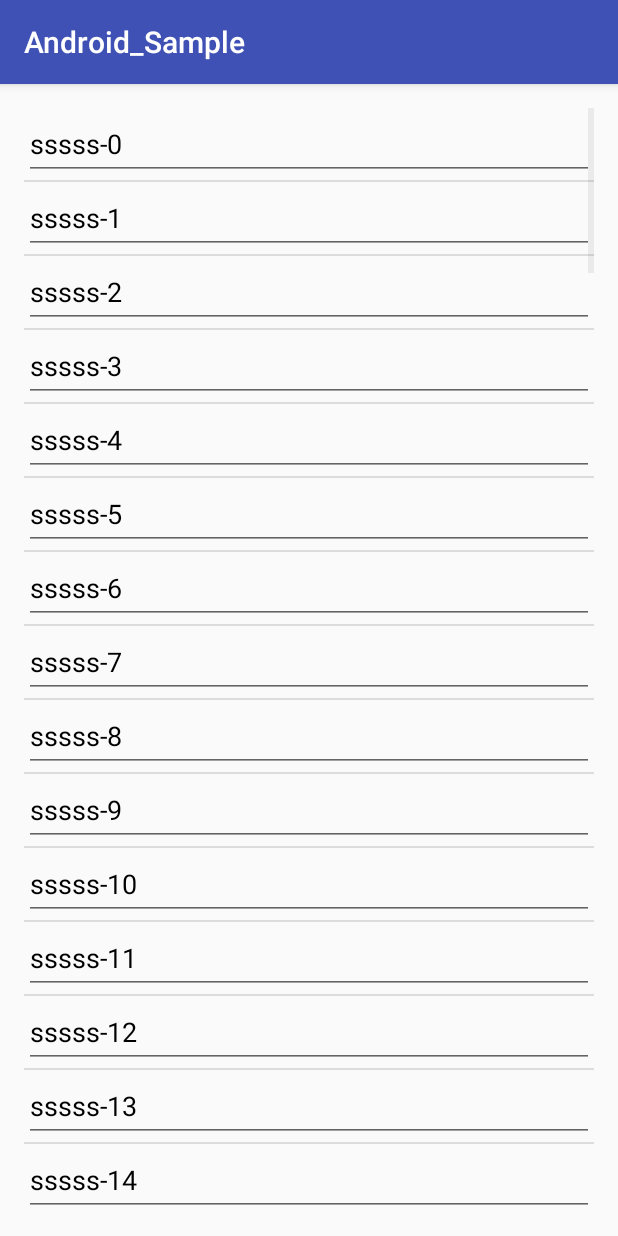
After one commit to mygzk/Android_Sample, an Android app: the EditListTestActivity screen opened directly, with no data from a screen before it, on a phone screen of 412 x 824 dp. The commit adds this screen. Run offline under Robolectric (Android 15) with nearby library versions, the phone set to English and light mode, and no system bars.

Commit message:
提交 2015-01-29
Signed-off-by: guozhk <guozhk@putao.com>

```diff
--- /dev/null
+++ b/app/src/main/java/com/gzk/sample/activity/EditListTestActivity.java
@@ -0,0 +1,38 @@
+package com.gzk.sample.activity;
+
+import android.support.v7.app.AppCompatActivity;
+import android.os.Bundle;
+import android.widget.ListView;
+
+import com.gzk.sample.R;
+import com.gzk.sample.adapter.EditTestAdapter;
+
+import java.util.ArrayList;
+import java.util.List;
+
+public class EditListTestActivity extends AppCompatActivity {
+    private ListView editListview;
+
+    private List<String> listData;
+
+    @Override
+    protected void onCreate(Bundle savedInstanceState) {
+        super.onCreate(savedInstanceState);
+        setContentView(R.layout.activity_main3);
+
+        initView();
+    }
+
+    private void initView() {
+        editListview = (ListView) findViewById(R.id.test_list_editText);
+        listData = new ArrayList<>();
+
+        for (int i = 0; i < 100; i++) {
+            listData.add("sssss-" + i);
+        }
+
+
+        editListview.setAdapter(new EditTestAdapter(EditListTestActivity.this, listData));
+
+    }
+}
--- /dev/null
+++ b/app/src/main/java/com/gzk/sample/adapter/EditTestAdapter.java
@@ -0,0 +1,88 @@
+package com.gzk.sample.adapter;
+
+import android.content.Context;
+import android.text.Editable;
+import android.text.TextWatcher;
+import android.util.Log;
+import android.view.LayoutInflater;
+import android.view.View;
+import android.view.ViewGroup;
+import android.widget.BaseAdapter;
+import android.widget.EditText;
+import android.widget.TextView;
+
+import com.gzk.sample.R;
+import com.gzk.sample.model.MyActivity;
+
+import java.util.List;
+
+/**
+ * Created by gzhenk on 16-1-25.
+ */
+public class EditTestAdapter extends BaseAdapter {
+    private List<String> listData;
+    private LayoutInflater mInflater;
+
+    public EditTestAdapter(Context context, List<String> listData) {
+        this.listData = listData;
+        this.mInflater = LayoutInflater.from(context);
+    }
+
+
+    @Override
+    public int getCount() {
+        return listData.size();
+    }
+
+    @Override
+    public Object getItem(int position) {
+        return listData.get(position);
+    }
+
+    @Override
+    public long getItemId(int position) {
+        return position;
+    }
+
+    @Override
+    public View getView(final int position, View convertView, ViewGroup parent) {
+        Log.e("getView", "getView position:" + position);
+        HolderView holderView = null;
+        if (convertView == null) {
+            holderView = new HolderView();
+            convertView = mInflater.inflate(R.layout.list_item_edittest, null);
+            holderView.etTest = (EditText) convertView.findViewById(R.id.list_item_edittest);
+            convertView.setTag(holderView);
+        } else {
+            holderView = (HolderView) convertView.getTag();
+        }
+
+        holderView.etTest.setText("" + listData.get(position));
+
+
+        holderView.etTest.addTextChangedListener(new TextWatcher() {
+            @Override
+            public void beforeTextChanged(CharSequence s, int start, int count, int after) {
+
+            }
+
+            @Override
+            public void onTextChanged(CharSequence s, int start, int before, int count) {
+
+            }
+
+            @Override
+            public void afterTextChanged(Editable s) {
+                Log.e("afterTextChanged", "afterTextChanged s:" + s);
+                Log.e("afterTextChanged", "afterTextChanged position:" + position);
+            }
+        });
+        return convertView;
+    }
+
+    static class HolderView {
+        EditText etTest;
+    }
+
+
+}
--- a/app/src/main/java/com/gzk/sample/fragment/TestFragment.java
+++ b/app/src/main/java/com/gzk/sample/fragment/TestFragment.java
@@ -24,7 +24,7 @@ public class TestFragment extends Fragment {
 
 
     private Button btnCamera;
-    private int requestcode_camera = 100;
+    private int requestcodeCamera = 100;
     private Uri mPhotoUri = null;
 
     public static TestFragment newInstance() {
@@ -61,7 +61,7 @@ public class TestFragment extends Fragment {
 
                 mPhotoUri = doTakePhoto(getActivity(),
                         TestFragment.this,
-                        requestcode_camera);
+                        requestcodeCamera);
 
             }
         });
@@ -71,7 +71,6 @@ public class TestFragment extends Fragment {
     @Override
     public void onActivityResult(int requestCode, int resultCode, Intent data) {
         super.onActivityResult(requestCode, resultCode, data);
-
         Log.e(TAG, "onActivityResult requestCode:" + requestCode);
         Log.e(TAG, "onActivityResult resultCode:" + resultCode);
         Log.e(TAG, "onActivityResult data:" + data);
--- /dev/null
+++ b/app/src/main/res/layout/activity_main3.xml
@@ -0,0 +1,16 @@
+<?xml version="1.0" encoding="utf-8"?>
+<RelativeLayout xmlns:android="http://schemas.android.com/apk/res/android"
+    xmlns:tools="http://schemas.android.com/tools" android:layout_width="match_parent"
+    android:layout_height="match_parent" android:paddingLeft="@dimen/activity_horizontal_margin"
+    android:paddingRight="@dimen/activity_horizontal_margin"
+    android:paddingTop="@dimen/activity_vertical_margin"
+    android:paddingBottom="@dimen/activity_vertical_margin"
+    tools:context="com.gzk.sample.activity.EditListTestActivity">
+
+
+    <ListView
+        android:id="@+id/test_list_editText"
+        android:layout_width="match_parent"
+        android:layout_height="wrap_content"/>
+
+</RelativeLayout>
--- /dev/null
+++ b/app/src/main/res/layout/list_item_edittest.xml
@@ -0,0 +1,12 @@
+<?xml version="1.0" encoding="utf-8"?>
+<LinearLayout xmlns:android="http://schemas.android.com/apk/res/android"
+    android:layout_width="match_parent" android:layout_height="match_parent">
+
+    <EditText
+        android:id="@+id/list_item_edittest"
+        android:layout_width="match_parent"
+        android:layout_height="48dp"
+        android:textColor="#000000"
+        android:textSize="18sp"/>
+
+</LinearLayout>
```
Also changed, not shown: app/src/main/AndroidManifest.xml (+12 -2 lines), app/src/main/java/com/gzk/sample/MainActivity.java (+12 -5 lines), app/src/main/java/com/gzk/sample/activity/ActivityLifeTestActivity.java (added, +84 -0 lines), app/src/main/java/com/gzk/sample/activity/DialogActivity.java (added, +137 -0 lines), app/src/main/java/com/gzk/sample/activity/DialogTestActivity.java (added, +103 -0 lines), app/src/main/java/com/gzk/sample/activity/Main2Activity.java (+21 -3 lines), app/src/main/res/layout/activity_activity_life_test.xml (added, +16 -0 lines), app/src/main/res/layout/activity_dialog.xml (added, +10 -0 lines), app/src/main/res/layout/activity_dialog_test.xml (added, +18 -0 lines), app/src/main/res/layout/dialog.xml (added, +9 -0 lines).
